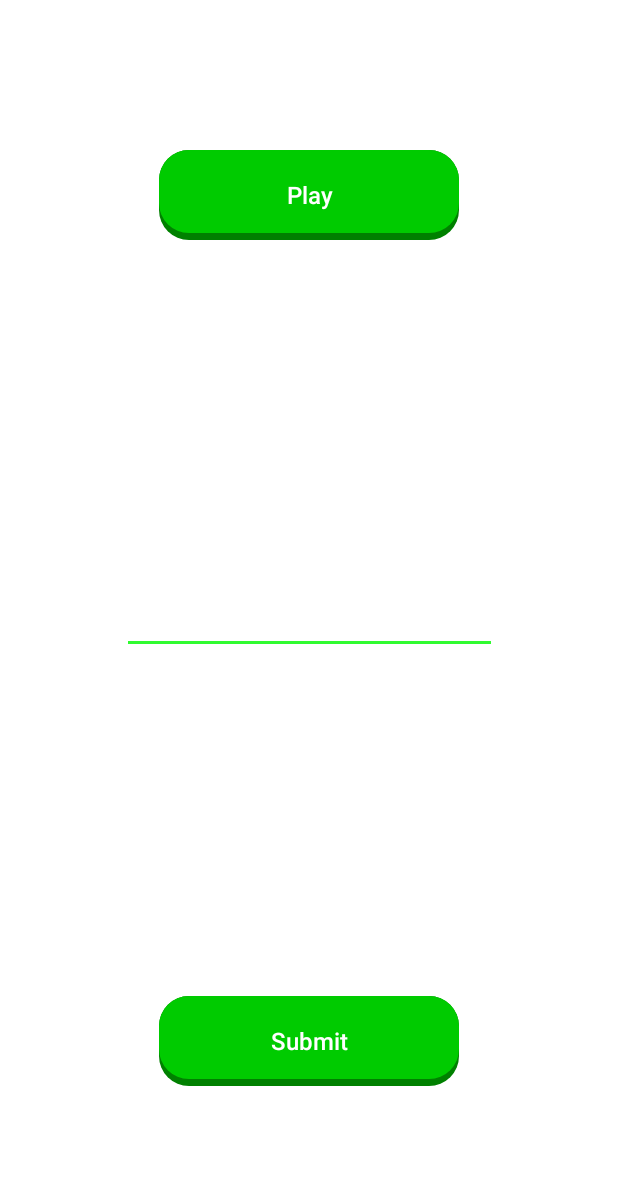
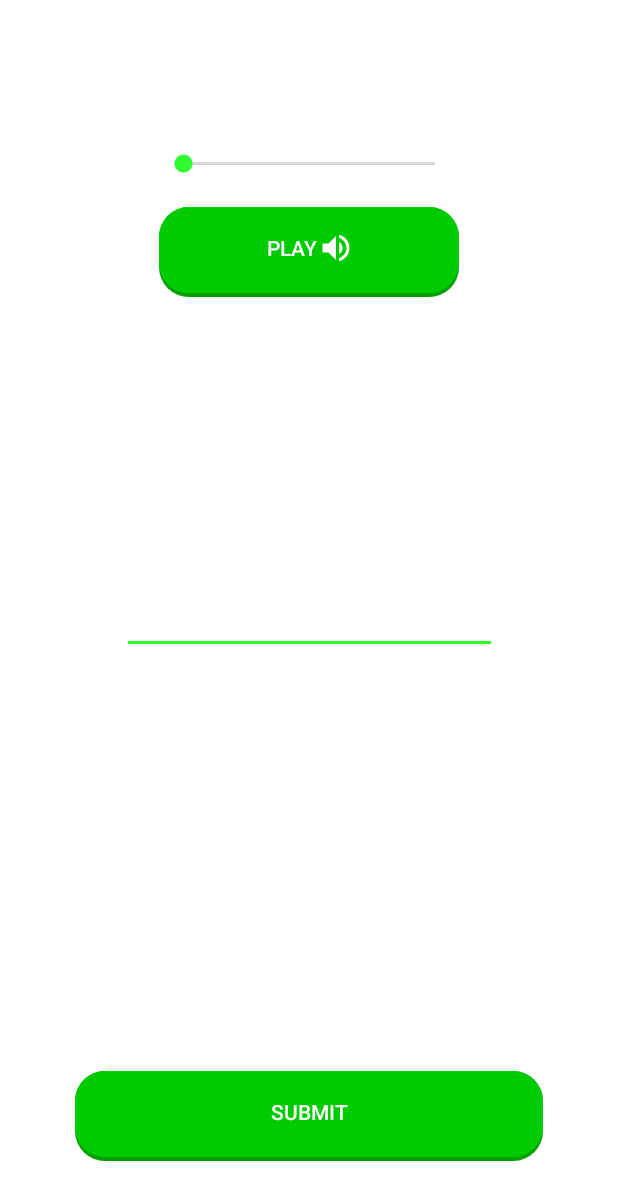
Before and after one commit to harshkanjariya/MorseCodeTrainer, an Android app: the layout activity_main.xml on its own in the app's theme, with its tools: preview values and no code run, on a phone screen of 412 x 824 dp. Shown: the top 1200 px of the screen. Run offline under Robolectric (Android 15) with nearby library versions, the phone set to English and light mode, and no system bars; network calls fail.

Commit message:
seekbar added, max word length added

```diff
--- a/app/src/main/AndroidManifest.xml
+++ b/app/src/main/AndroidManifest.xml
@@ -12,6 +12,7 @@
         android:roundIcon="@mipmap/ic_launcher_round"
         android:supportsRtl="true"
         android:theme="@style/Theme.MorseCodeTrainer"
+        android:usesCleartextTraffic="true"
         tools:targetApi="31">
         <activity
             android:name=".SettingsActivity"
--- a/app/src/main/java/com/hknk/mctrainer/PressableButton.kt
+++ b/app/src/main/java/com/hknk/mctrainer/PressableButton.kt
@@ -1,32 +1,67 @@
 package com.hknk.mctrainer
 
 import android.content.Context
+import android.content.res.Resources
 import android.graphics.Canvas
 import android.graphics.Color
 import android.graphics.Paint
 import android.graphics.drawable.Drawable
 import android.text.TextPaint
 import android.util.AttributeSet
+import android.util.Log
+import android.util.TypedValue
 import android.view.View
+import android.widget.Button
+import androidx.core.content.ContextCompat
 
-class PressableButton : View {
+class PressableButton : androidx.appcompat.widget.AppCompatButton {
 
     constructor(context: Context) : super(context) {
-        init(null, 0)
+        init(context, null, 0)
     }
 
     constructor(context: Context, attrs: AttributeSet) : super(context, attrs) {
-        init(attrs, 0)
+        init(context, attrs, 0)
     }
 
-    constructor(context: Context, attrs: AttributeSet, defStyle: Int) : super(context, attrs, defStyle) {
-        init(attrs, defStyle)
+    constructor(context: Context, attrs: AttributeSet, defStyle: Int) : super(
+        context,
+        attrs,
+        defStyle
+    ) {
+        init(context, attrs, defStyle)
     }
 
-    private fun init(attrs: AttributeSet?, defStyle: Int) {
+    private fun init(context: Context, attrs: AttributeSet?, defStyle: Int) {
+        background = ContextCompat.getDrawable(context, R.drawable.button_background)
     }
 
     override fun onDraw(canvas: Canvas) {
         super.onDraw(canvas)
     }
+
+    override fun drawableStateChanged() {
+        if (isPressed) {
+            setPadding(
+                paddingLeft,
+                10.toPx.toInt(),
+                paddingRight,
+                paddingBottom
+            )
+        } else {
+            setPadding(
+                paddingLeft,
+                5.toPx.toInt(),
+                paddingRight,
+                paddingBottom
+            )
+        }
+        super.drawableStateChanged()
+    }
+    val Number.toPx
+        get() = TypedValue.applyDimension(
+            TypedValue.COMPLEX_UNIT_DIP,
+            this.toFloat(),
+            Resources.getSystem().displayMetrics
+        )
 }
--- a/app/src/main/res/drawable/button_normal.xml
+++ b/app/src/main/res/drawable/button_normal.xml
@@ -5,7 +5,7 @@
             <corners android:radius="20dp"/>
         </shape>
     </item>
-    <item android:bottom="5dp">
+    <item android:bottom="3dp">
         <shape android:shape="rectangle"
             android:tint="@color/green_500">
             <corners android:radius="20dp"/>
--- /dev/null
+++ b/app/src/main/res/drawable/ic_baseline_volume_up_24.xml
@@ -0,0 +1,5 @@
+<vector android:height="24dp" android:tint="#FFFFFF"
+    android:viewportHeight="24" android:viewportWidth="24"
+    android:width="24dp" xmlns:android="http://schemas.android.com/apk/res/android">
+    <path android:fillColor="@android:color/white" android:pathData="M3,9v6h4l5,5L12,4L7,9L3,9zM16.5,12c0,-1.77 -1.02,-3.29 -2.5,-4.03v8.05c1.48,-0.73 2.5,-2.25 2.5,-4.02zM14,3.23v2.06c2.89,0.86 5,3.54 5,6.71s-2.11,5.85 -5,6.71v2.06c4.01,-0.91 7,-4.49 7,-8.77s-2.99,-7.86 -7,-8.77z"/>
+</vector>
--- a/app/src/main/res/layout/activity_main.xml
+++ b/app/src/main/res/layout/activity_main.xml
@@ -6,25 +6,31 @@
     android:layout_height="match_parent"
     tools:context=".MainActivity">
 
-    <com.hknk.mctrainer.PressableButton
+    <androidx.appcompat.widget.AppCompatSeekBar
         android:layout_width="200dp"
-        android:layout_height="60dp"
-        app:layout_constraintTop_toTopOf="parent"
-        app:layout_constraintStart_toStartOf="parent"
-        app:layout_constraintEnd_toEndOf="parent"/>
-    <androidx.appcompat.widget.AppCompatButton
-        android:layout_width="200dp"
-        android:layout_height="60dp"
-        android:textAllCaps="false"
-        android:background="@drawable/button_background"
-        android:textColor="@android:color/white"
-        android:textSize="16sp"
-        android:text="Play"
-        android:id="@+id/playBtn"
+        android:layout_height="wrap_content"
+        android:id="@+id/seekbar"
+        android:max="100"
         app:layout_constraintTop_toTopOf="parent"
         app:layout_constraintStart_toStartOf="parent"
         app:layout_constraintEnd_toEndOf="parent"
         android:layout_marginTop="100dp"/>
+
+    <com.hknk.mctrainer.PressableButton
+        android:layout_width="200dp"
+        android:layout_height="60dp"
+        android:text="Play"
+        android:paddingRight="70dp"
+        android:drawablePadding="-70dp"
+        android:drawableRight="@drawable/ic_baseline_volume_up_24"
+        android:drawableTint="@android:color/white"
+        android:fontFamily="sans-serif-medium"
+        android:textColor="@android:color/white"
+        android:id="@+id/playBtn"
+        android:layout_marginTop="20sp"
+        app:layout_constraintTop_toBottomOf="@+id/seekbar"
+        app:layout_constraintStart_toStartOf="parent"
+        app:layout_constraintEnd_toEndOf="parent" />
 
     <EditText
         android:id="@+id/answer_box"
@@ -40,18 +46,17 @@
         app:layout_constraintTop_toTopOf="parent"
         tools:ignore="SpeakableTextPresentCheck" />
 
-    <androidx.appcompat.widget.AppCompatButton
-        android:layout_width="200dp"
+    <com.hknk.mctrainer.PressableButton
+        android:layout_width="0dp"
         android:layout_height="60dp"
         android:text="Submit"
-        android:background="@drawable/button_background"
-        android:textSize="16sp"
-        android:textAllCaps="false"
         android:textColor="@android:color/white"
         android:id="@+id/submitBtn"
         app:layout_constraintBottom_toBottomOf="parent"
         app:layout_constraintEnd_toEndOf="parent"
         app:layout_constraintStart_toStartOf="parent"
-        android:layout_marginBottom="100dp"/>
+        android:layout_marginBottom="50dp"
+        android:layout_marginStart="50dp"
+        android:layout_marginEnd="50dp"/>
 
 </androidx.constraintlayout.widget.ConstraintLayout>
--- a/app/src/main/res/values/colors.xml
+++ b/app/src/main/res/values/colors.xml
@@ -5,7 +5,7 @@
     <color name="purple_700">#FF3700B3</color>
     <color name="green_200">#FF30FB30</color>
     <color name="green_500">#FF00CB00</color>
-    <color name="green_700">#FF008000</color>
+    <color name="green_700">#FF00A000</color>
     <color name="teal_200">#FF03DAC5</color>
     <color name="teal_700">#FF018786</color>
     <color name="black">#FF000000</color>
--- a/app/src/main/res/values/strings.xml
+++ b/app/src/main/res/values/strings.xml
@@ -9,5 +9,6 @@
 
     <!-- Messages Preferences -->
     <string name="speed">Speed</string>
+    <string name="max_word_length">Max word length</string>
     <string name="frequency">Frequency</string>
 </resources>
```
Also changed, not shown: app/src/main/java/com/hknk/mctrainer/MainActivity.kt (+147 -89 lines), app/src/main/res/xml/root_preferences.xml (+9 -0 lines).
